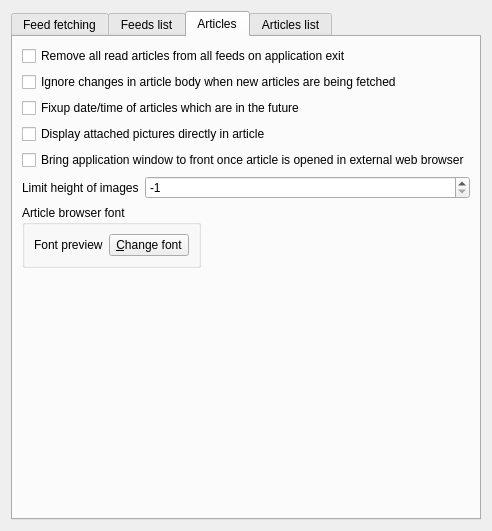
Qt form src/librssguard/gui/settings/settingsfeedsmessages.ui (martinrotter/rssguard) before a commit.
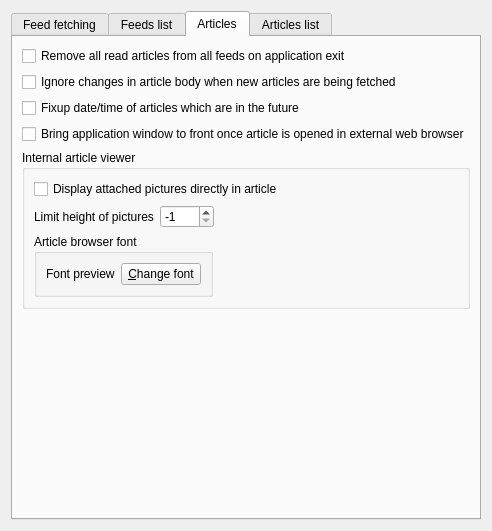
The same form after that commit. The open tabs and pages were chosen to show the change. Custom widgets are drawn as their Qt base class.

```diff
--- a/src/librssguard/gui/settings/settingsfeedsmessages.ui
+++ b/src/librssguard/gui/settings/settingsfeedsmessages.ui
@@ -304,31 +304,39 @@
          </property>
         </widget>
        </item>
-       <item row="3" column="0" colspan="2">
-        <widget class="QCheckBox" name="m_cbShowEnclosuresDirectly">
-         <property name="text">
-          <string>Display attached pictures directly in article</string>
-         </property>
-        </widget>
-       </item>
-       <item row="4" column="0" colspan="2">
+       <item row="3" column="0">
         <widget class="QCheckBox" name="m_checkBringToForegroundAfterMsgOpened">
          <property name="text">
           <string>Bring application window to front once article is opened in external web browser</string>
          </property>
         </widget>
        </item>
-       <item row="5" column="0">
+       <item row="4" column="0" colspan="2">
+        <widget class="QGroupBox" name="groupBox">
+         <property name="title">
+          <string>Internal article viewer</string>
+         </property>
+         <layout class="QFormLayout" name="formLayout_6">
+          <item row="0" column="0" colspan="2">
+           <widget class="QCheckBox" name="m_cbShowEnclosuresDirectly">
+            <property name="text">
+             <string>Display attached pictures directly in article</string>
+            </property>
+           </widget>
+          </item>
+          <item row="1" column="0" colspan="2">
+           <layout class="QHBoxLayout" name="horizontalLayout_3">
+            <item>
         <widget class="QLabel" name="m_lblHeightImageAttachments">
          <property name="text">
-          <string>Limit height of images</string>
+               <string>Limit height of pictures</string>
          </property>
          <property name="buddy">
           <cstring>m_spinHeightImageAttachments</cstring>
          </property>
         </widget>
        </item>
-       <item row="5" column="1">
+            <item>
         <widget class="QSpinBox" name="m_spinHeightImageAttachments">
          <property name="minimum">
           <number>-1</number>
@@ -341,14 +349,29 @@
          </property>
         </widget>
        </item>
-       <item row="6" column="0" colspan="2">
-        <layout class="QHBoxLayout" name="horizontalLayout_4">
+            <item>
+             <spacer name="horizontalSpacer_3">
+              <property name="orientation">
+               <enum>Qt::Horizontal</enum>
+              </property>
+              <property name="sizeHint" stdset="0">
+               <size>
+                <width>40</width>
+                <height>20</height>
+               </size>
+              </property>
+             </spacer>
+            </item>
+           </layout>
+          </item>
+          <item row="2" column="0" colspan="2">
+           <layout class="QHBoxLayout" name="horizontalLayout_5">
          <item>
           <widget class="QGroupBox" name="groupBox_4">
            <property name="title">
             <string>Article browser font</string>
            </property>
-           <layout class="QHBoxLayout" name="horizontalLayout_16">
+              <layout class="QHBoxLayout" name="horizontalLayout_4">
             <item>
              <widget class="QLabel" name="m_lblMessagesFont">
               <property name="text">
@@ -384,18 +407,8 @@
          </item>
         </layout>
        </item>
-       <item row="7" column="0" colspan="2">
-        <spacer name="verticalSpacer_2">
-         <property name="orientation">
-          <enum>Qt::Vertical</enum>
-         </property>
-         <property name="sizeHint" stdset="0">
-          <size>
-           <width>20</width>
-           <height>40</height>
-          </size>
-         </property>
-        </spacer>
+         </layout>
+        </widget>
        </item>
       </layout>
      </widget>
```
Left out of the diff: 91 changed lines with no effect on the pictures. Lines whose indentation alone changed are shown as unchanged.
